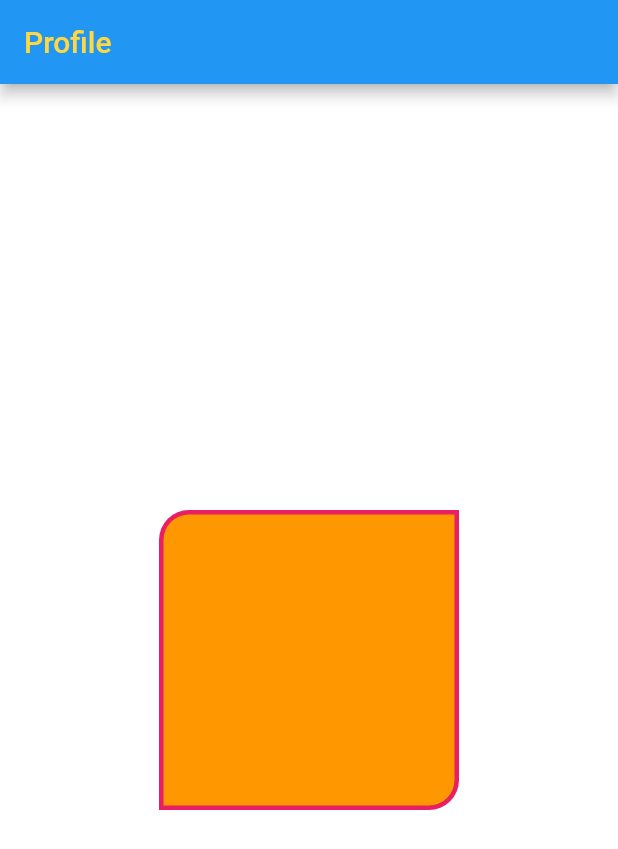
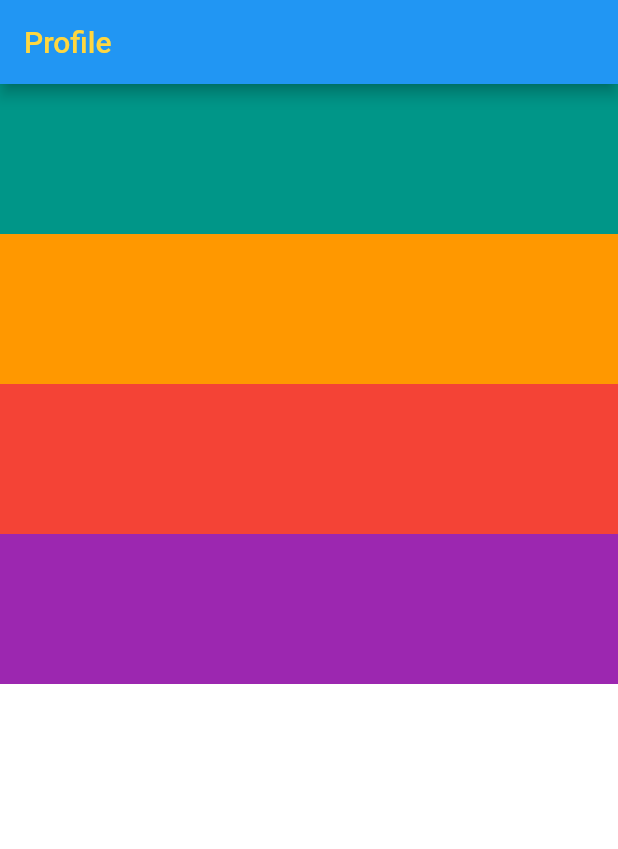
Before and after one commit to moniradiu/flutter-class-app, a Flutter app: the screen it shows after launch, on a phone screen of 412 x 824 dp. Shown: the top 849 px of the screen. Run offline on Flutter 3.47's test engine with Material 2 defaults, Android fonts, the phone set to English and light mode, and no system bars.

Commit message:
Column and Contanier with color

```diff
--- a/lib/main.dart
+++ b/lib/main.dart
@@ -32,28 +32,51 @@ class MyHomePage extends StatelessWidget {
         ),
       ),
       //body: Center(child: Image.asset("asset  s/talent.png")),
-        body: Center(
-          child: Container(
-            height: 200,
-            width: 200,
-            decoration: BoxDecoration(
-                color: Colors.orange,
-                // border: Border(
-                //   bottom: BorderSide(
-                //     width: 12,
-                //     color: Colors.black,
-                //   ),
-                //   right: BorderSide(
-                //     width: 30,
-                //     color: Colors.black,
+      // body: Center(
+      //   child: Container(
+      //     height: 200,
+      //     width: 200,
+      //     decoration: BoxDecoration(
+      //         color: Colors.orange,
+      //         // border: Border(
+      //         //   bottom: BorderSide(
+      //         //     width: 12,
+      //         //     color: Colors.black,
+      //         //   ),
+      //         //   right: BorderSide(
+      //         //     width: 30,
+      //         //     color: Colors.black,
+      //         //   ),
+      //         // )
+      //         border: Border.all(width: 3, color: Colors.pink),
+      //         // borderRadius: BorderRadius.circular(10)
+      //         borderRadius: BorderRadius.only(
+      //             topLeft: Radius.circular(20.0),
+      //             bottomRight: Radius.circular(20.0))),
       //   ),
       // )
-                border: Border.all(width: 3, color: Colors.pink),
-                // borderRadius: BorderRadius.circular(10)
-                borderRadius: BorderRadius.only(
-                    topLeft: Radius.circular(20.0),
-                    bottomRight: Radius.circular(20.0))),
+      body: Container(
+        child: Column(
+          children: [
+            Container(
+              height: 100,
+              color: Colors.teal,
             ),
-        ));
+            Container(
+              height: 100,
+              color: Colors.orange,
+            ),
+            Container(
+              height: 100,
+              color: Colors.red,
+            ),
+            Container(
+              height: 100,
+              color: Colors.purple,
+            )
+          ],
+        ),
+      ),
+    );
   }
 }
```
Lines whose indentation alone changed are shown as unchanged.
